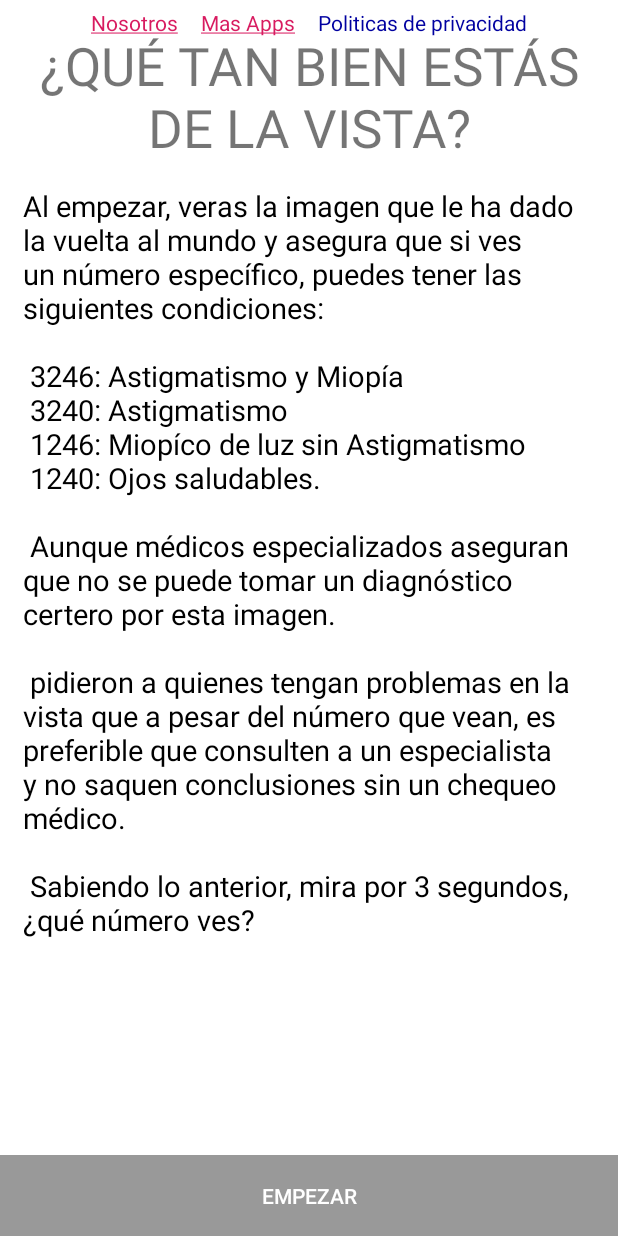
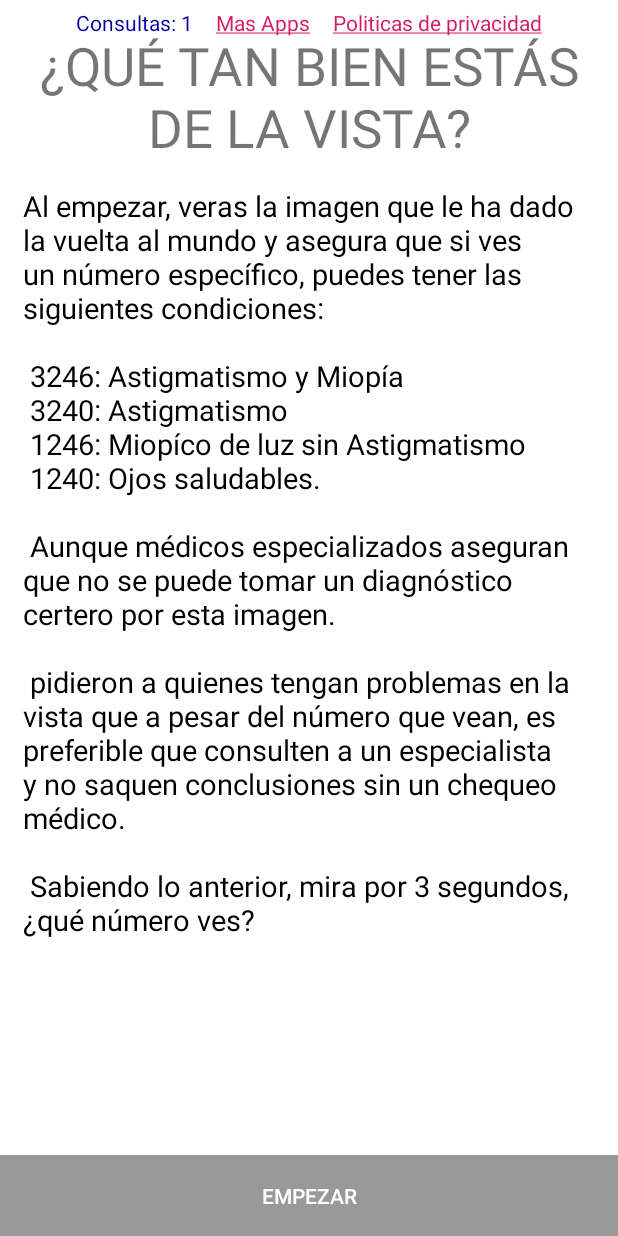
Before and after one commit to jhordyabonia/TestVisual, an Android app: the screen it shows after launch (MainActivity), on a phone screen of 412 x 824 dp. Run offline under Robolectric (Android 15) with nearby library versions, the phone set to English and light mode, and no system bars; our stand-ins replace AdMob; 3 statements that could not run were skipped.

Commit message:
Ads type change to VideoRewards

```diff
--- a/app/build.gradle
+++ b/app/build.gradle
@@ -7,8 +7,8 @@ android {
         applicationId "com.jhordyabonia.tv"
         minSdkVersion 16
         targetSdkVersion 28
-        versionCode 2
-        versionName "2.0"
+        versionCode 3
+        versionName "0.3"
         testInstrumentationRunner "android.support.test.runner.AndroidJUnitRunner"
     }
     buildTypes {
--- a/app/src/main/java/com/jhordyabonia/tv/MainActivity.java
+++ b/app/src/main/java/com/jhordyabonia/tv/MainActivity.java
@@ -4,24 +4,31 @@ import android.animation.Animator;
 import android.animation.AnimatorListenerAdapter;
 import android.animation.ObjectAnimator;
 import android.content.Intent;
+import android.content.SharedPreferences;
 import android.content.pm.ActivityInfo;
 import android.net.Uri;
+import android.os.Bundle;
 import android.support.v7.app.AppCompatActivity;
-import android.os.Bundle;
 import android.text.method.LinkMovementMethod;
 import android.view.View;
 import android.view.WindowManager;
+import android.view.animation.DecelerateInterpolator;
 import android.view.animation.LinearInterpolator;
 import android.widget.TextView;
 
-import com.google.android.gms.ads.AdListener;
 import com.google.android.gms.ads.AdRequest;
-import com.google.android.gms.ads.InterstitialAd;
 import com.google.android.gms.ads.MobileAds;
+import com.google.android.gms.ads.reward.RewardItem;
+import com.google.android.gms.ads.reward.RewardedVideoAd;
+import com.google.android.gms.ads.reward.RewardedVideoAdListener;
 
-public class MainActivity extends AppCompatActivity implements View.OnClickListener {
+public class MainActivity extends AppCompatActivity implements View.OnClickListener, RewardedVideoAdListener {
 
-    private InterstitialAd interstitialAd;
+    private int test = 1;
+    private RewardedVideoAd mRewardedVideoAd;
+    private boolean loading = false;
+    private boolean start = false;
+    private boolean showAds = false;
 
     @Override
     protected void onCreate(Bundle savedInstanceState) {
@@ -35,25 +42,42 @@ public class MainActivity extends AppCompatActivity implements View.OnClickListe
         getSupportActionBar().hide();
         setRequestedOrientation(ActivityInfo.SCREEN_ORIENTATION_PORTRAIT);
         findViewById(R.id.dummy_button).setOnClickListener(this);
-        TextView t2 = findViewById(R.id.policy);
+        TextView t2 = findViewById(R.id.test);
         t2.setMovementMethod(LinkMovementMethod.getInstance());
 
         findViewById(R.id.policy).setOnClickListener(this);
         findViewById(R.id.more_apps).setOnClickListener(this);
-        findViewById(R.id.ours).setOnClickListener(this);
+        findViewById(R.id.test).setOnClickListener(this);
 
 
-        interstitialAd = new InterstitialAd(this);
-        ads();
+        MobileAds.initialize(this, getString(R.string.ad_unit_id));
+
+        mRewardedVideoAd = MobileAds.getRewardedVideoAdInstance(this);
+        mRewardedVideoAd.setRewardedVideoAdListener(this);
+
+        SharedPreferences file = getSharedPreferences("test", MODE_PRIVATE);
+        test=file.getInt("test",test);
+
+
+        ((TextView)findViewById(R.id.test))
+                .setText("Consultas: "+test);
+
+        loadRewardedVideoAd(false);
+    }
+    @Override
+    public  void onDestroy() {
+        SharedPreferences file = getSharedPreferences("test", MODE_PRIVATE);
+        file.edit().putInt("test",test).commit();
+        mRewardedVideoAd.destroy(this);
+        super.onDestroy();
     }
     @Override
     public void onClick(View v) {
+        start = false;
         Intent i = new Intent(Intent.ACTION_VIEW);
         switch (v.getId()){
             case R.id.dummy_button:
-                if(interstitialAd.isLoaded())
-                    interstitialAd.show();
-                else loadInterstitial();
+                startGame();
                 break;
             case R.id.policy:
                 i.setData(Uri.parse("https://jhordyabonia.azurewebsites.net/visual_exam/policy/"));
@@ -63,57 +87,135 @@ public class MainActivity extends AppCompatActivity implements View.OnClickListe
                 i.setData(Uri.parse("https://play.google.com/store/apps/developer?id=Jhordy+Abonia"));
                 startActivity(i);
                 break;
-            case R.id.ours:
-                i.setData(Uri.parse("https://jhordyabonia.azurewebsites.net/ours/"));
-                startActivity(i);
+            case R.id.test:
+                if(mRewardedVideoAd.isLoaded())
+                    mRewardedVideoAd.show();
+                else loadRewardedVideoAd(true);
                 break;
         }
     }
     private void startGame(){
+        start = true;
+        if(test>0) {
+
+            findViewById(R.id.menu).setVisibility(View.GONE);
             findViewById(R.id.content).setVisibility(View.GONE);
             findViewById(R.id.dummy_button).setVisibility(View.GONE);
             findViewById(R.id.bg).setBackgroundResource(R.drawable.image);
             ObjectAnimator in4 = ObjectAnimator
-                .ofFloat(findViewById(R.id.bg),"alpha",1,1);
+                    .ofFloat(findViewById(R.id.bg), "alpha", 1, 1);
             in4.setDuration(5000);
             in4.setInterpolator(new LinearInterpolator());
             in4.start();
-        in4.addListener( new AnimatorListenerAdapter()
-        {
+            in4.addListener(new AnimatorListenerAdapter() {
                 @Override
-            public void onAnimationEnd(Animator anim){
+                public void onAnimationEnd(Animator anim) {
+                    test--;
                     show();
                 }
             });
+        }else{
+            if(mRewardedVideoAd.isLoaded())
+                mRewardedVideoAd.show();
+            else loadRewardedVideoAd(false);
         }
-    private void loaded(){
-        findViewById(R.id.loading).setVisibility(View.GONE);
     }
     private void show(){
+
+        findViewById(R.id.loading).setVisibility(View.GONE);
+        findViewById(R.id.menu).setVisibility(View.VISIBLE);
         findViewById(R.id.content).setVisibility(View.VISIBLE);
         findViewById(R.id.dummy_button).setVisibility(View.VISIBLE);
         findViewById(R.id.bg).setBackgroundResource(R.drawable.blank);
+
+        ((TextView)findViewById(R.id.test))
+                .setText("Consultas: "+test);
     }
-    private void ads(){
-        MobileAds.initialize(this, getString(R.string.ad_unit_id));
-        interstitialAd.setAdUnitId(getString(R.string.adds));
-        interstitialAd.setAdListener(new AdListener() {
+    private void win(){
+        findViewById(R.id.loading).setVisibility(View.VISIBLE);
+        ObjectAnimator in4 = ObjectAnimator
+                .ofFloat(findViewById(R.id.loading), "alpha", 1,1,1,0);
+        in4.setDuration(4000);
+        in4.setInterpolator(new DecelerateInterpolator());
+        in4.addListener(new AnimatorListenerAdapter() {
             @Override
-            public void onAdClosed(){startGame();}
-            @Override
-            public void onAdLoaded(){loaded();}
-            @Override
-            public void onAdFailedToLoad(int errorCode)
-            { loadInterstitial();}
-        });
-        loadInterstitial();
-    }
-    private void loadInterstitial()
-    {
-        if (!interstitialAd.isLoading() && !interstitialAd.isLoaded()){
-            AdRequest.Builder builder = new AdRequest.Builder();
-            builder.addTestDevice("9DF7C46B5A77BF93368E765F9F2D7EBF");
-            interstitialAd.loadAd(builder.build());
+            public void onAnimationEnd(Animator anim) {
+                loadRewardedVideoAd(false);
+                show();
+                if(start){
+                    startGame();
+                    return;
                 }
             }
+        });
+        in4.start();
+
     }
+
+    private void loadRewardedVideoAd(boolean show) {
+
+        showAds = show;
+        if(!mRewardedVideoAd.isLoaded()&&!loading) {
+            AdRequest.Builder builder = new AdRequest.Builder();
+            //builder.addTestDevice("9DF7C46B5A77BF93368E765F9F2D7EBF");
+            mRewardedVideoAd.loadAd(getString(R.string.adds),builder.build());
+
+            findViewById(R.id.loading).setVisibility(View.VISIBLE);
+            ((TextView)findViewById(R.id.loading))
+                    .setText("Cargando...");
+            loading = true;
+        }
+    }
+
+    @Override
+    public void onRewardedVideoAdLoaded() {
+        if(showAds){
+            mRewardedVideoAd.show();
+            return;
+        }
+        show();
+        loading = false;
+    }
+
+    @Override
+    public void onRewardedVideoAdOpened() {
+
+    }
+
+    @Override
+    public void onRewardedVideoStarted() {
+
+    }
+
+    @Override
+    public void onRewardedVideoAdClosed() {
+        win();
+    }
+
+    @Override
+    public void onRewarded(RewardItem rewardItem) {
+        int reward = rewardItem.getAmount();
+        test += reward;
+
+        ((TextView)findViewById(R.id.test))
+                .setText("Consultas: "+test);
+
+        ((TextView)findViewById(R.id.loading))
+                .setText("Ganaste: "+reward+" consultas");
+    }
+
+    @Override
+    public void onRewardedVideoAdLeftApplication() {
+
+    }
+
+    @Override
+    public void onRewardedVideoAdFailedToLoad(int i) {
+        loadRewardedVideoAd(showAds);
+    }
+
+    @Override
+    public void onRewardedVideoCompleted() {
+       //win();
+    }
+}
--- a/app/src/main/res/layout/activity_fullscreen.xml
+++ b/app/src/main/res/layout/activity_fullscreen.xml
@@ -62,31 +62,34 @@
     <!-- This FrameLayout insets its children based on system windows using
          android:fitsSystemWindows. -->
     <TableRow
+        android:id="@+id/menu"
         android:layout_width="match_parent"
         android:layout_height="wrap_content"
-        android:gravity="center"
         android:layout_marginLeft="15dp"
         android:layout_marginTop="5dp"
-        android:layout_marginRight="15dp">
+        android:layout_marginRight="15dp"
+        android:gravity="center">
 
         <TextView
-            android:id="@+id/ours"
+            android:id="@+id/test"
             android:layout_width="wrap_content"
             android:layout_height="wrap_content"
+            android:text="Consultas: 0"
             android:autoLink="web"
             android:linksClickable="true"
-            android:text="@string/ours"
-            android:textColor="#0000A0"
-            android:paddingRight="15dp"/>
+            android:paddingRight="15dp"
+            android:textColor="#0000A0" />
+
         <TextView
             android:id="@+id/more_apps"
             android:layout_width="wrap_content"
             android:layout_height="wrap_content"
             android:autoLink="web"
             android:linksClickable="true"
+            android:paddingRight="15dp"
             android:text="@string/more_apps"
-            android:textColor="#0000A0"
-            android:paddingRight="15dp"/>
+            android:textColor="#0000A0" />
+
         <TextView
             android:id="@+id/policy"
             android:layout_width="wrap_content"
--- a/app/src/main/res/values/strings.xml
+++ b/app/src/main/res/values/strings.xml
@@ -1,7 +1,7 @@
 <resources>
     <string name="app_name">Examen Visual</string>
 
-    <string name="adds">ca-app-pub-7036101536380541/1832083232</string>
+    <string name="adds">ca-app-pub-7036101536380541/2882414790</string>
     <string name="ad_unit_id">ca-app-pub-7036101536380541~4641724180</string>
     <string name="dummy_button">Empezar</string>
     <string name="dummy_title">¿QUÉ TAN BIEN ESTÁS DE LA VISTA?</string>
```
Lines whose indentation alone changed are shown as unchanged.
